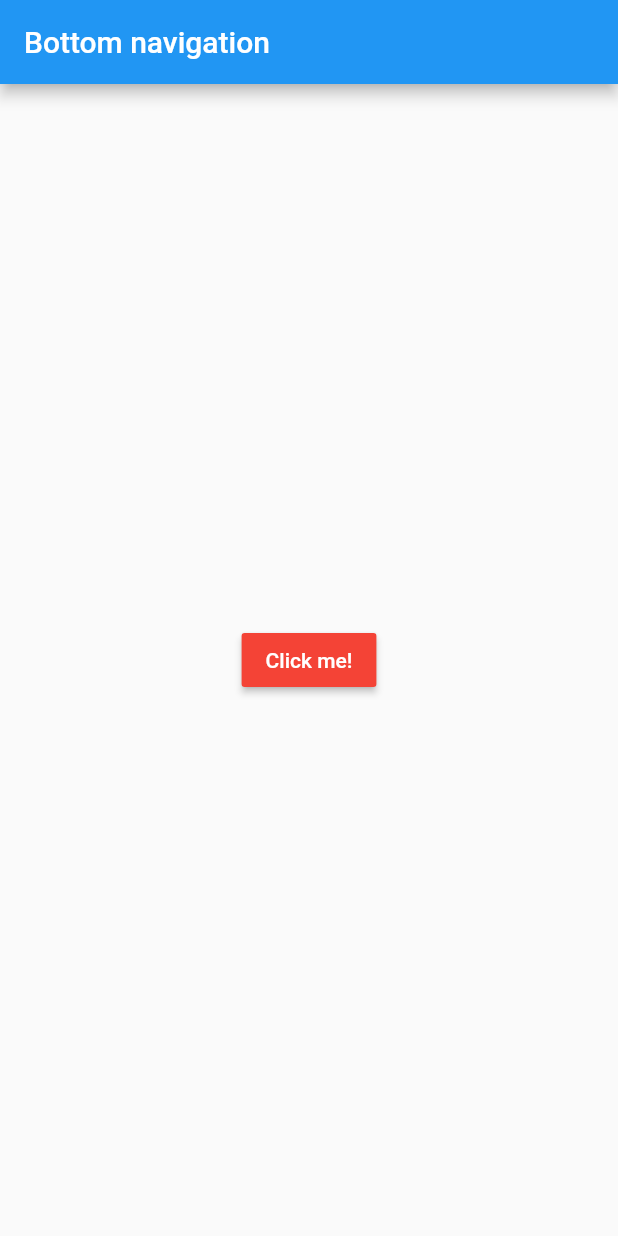
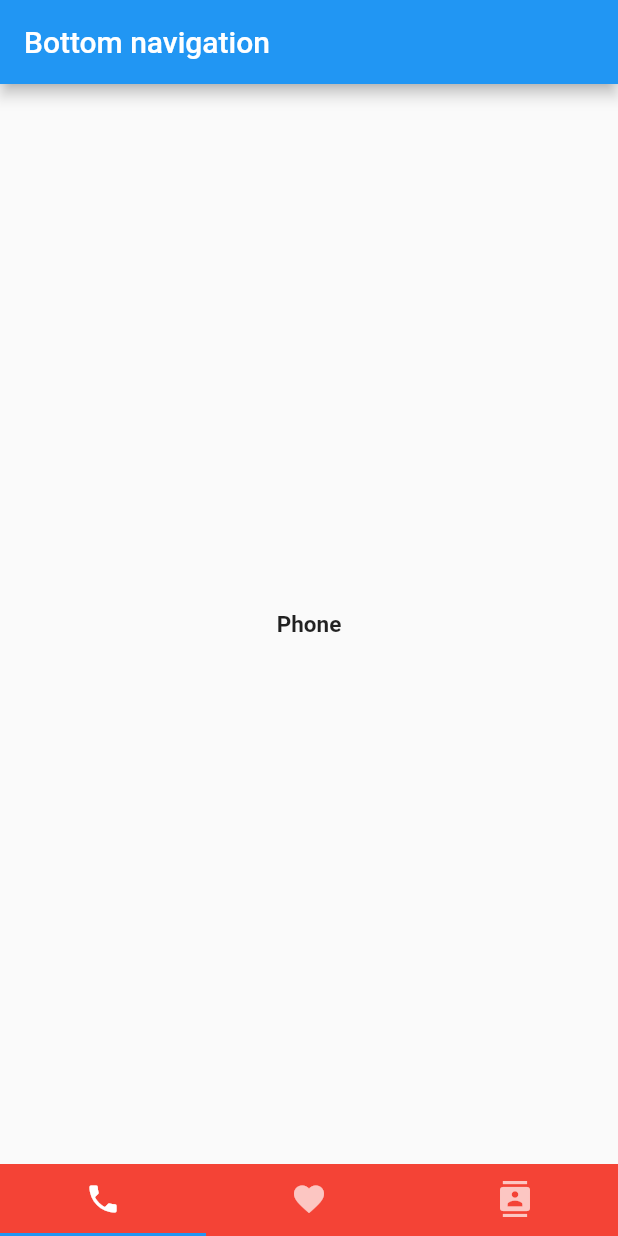
Before and after one commit to madhank93/flutter_bottom_navigation_bar, a Flutter app: the screen it shows after launch, on a phone screen of 412 x 824 dp. Run offline on Flutter 3.47's test engine with Material 2 defaults, Android fonts, the phone set to English and light mode, and no system bars.

Commit message:
implemented bottom navigation bar

```diff
--- a/lib/main.dart
+++ b/lib/main.dart
@@ -6,6 +6,7 @@ class MyApp extends StatelessWidget {
   @override
   Widget build(BuildContext context) {
     return MaterialApp(
+      debugShowCheckedModeBanner: false,
       title: 'Bottom navigation',
       home: HomePage(),
     );
@@ -17,40 +18,61 @@ class HomePage extends StatefulWidget {
   _HomePageState createState() => _HomePageState();
 }
 
-class _HomePageState extends State<HomePage> {
+class _HomePageState extends State<HomePage>
+    with SingleTickerProviderStateMixin {
+  TabController tabController;
+
+  @override
+  void initState() {
+    super.initState();
+    tabController = TabController(length: 3, vsync: this);
+  }
+
+  @override
+  void dispose() {
+    tabController.dispose();
+    super.dispose();
+  }
+
   @override
   Widget build(BuildContext context) {
     return Scaffold(
-        appBar: AppBar(
-          title: Text("Bottom navigation"),
-        ),
-        body: SnackBarBody());
+      appBar: AppBar(
+        title: Text("Bottom navigation"),
+      ),
+      body: TabBarView(
+        controller: tabController,
+        children: <Widget>[
+          DummyPage('Phone'),
+          DummyPage('Favorites'),
+          DummyPage('Contacts'),
+        ],
+      ),
+      bottomNavigationBar: Material(
+        color: Colors.red,
+        child: TabBar(controller: tabController, tabs: <Widget>[
+          Tab(icon: Icon(Icons.phone)),
+          Tab(icon: Icon(Icons.favorite)),
+          Tab(icon: Icon(Icons.contacts))
+        ]),
+      ),
+    );
   }
 }
 
-class SnackBarBody extends StatelessWidget {
+class DummyPage extends StatelessWidget {
+  final String title;
+  DummyPage(this.title);
   @override
   Widget build(BuildContext context) {
-    return Container(
-      child: Center(
-        child: RaisedButton(
-          child: Text(
-            'Click me!',
-            style: TextStyle(color: Colors.white),
+    return Scaffold(
+      body: Center(
+        child: Text(
+          title,
+          style: TextStyle(
+            fontWeight: FontWeight.bold,
+            fontSize: 15,
           ),
-          onPressed: () {
-            showDialog(
-              context: context,
-              builder: (_) {
-                return AlertDialog(
-                  content: Text('Dialog box is up'),
-                  title: Text('Dialog title'),
-                  titlePadding: EdgeInsets.all(10),
-                );
-              },
-            );
-          },
-          color: Colors.red,
         ),
       ),
     );
```
